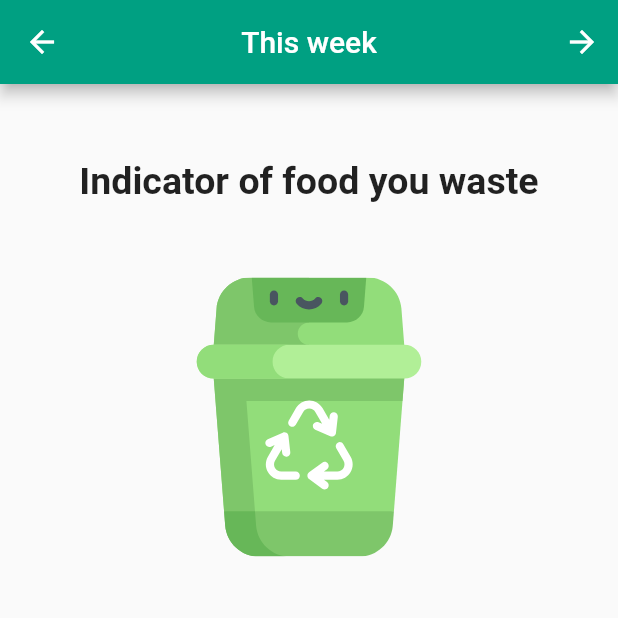
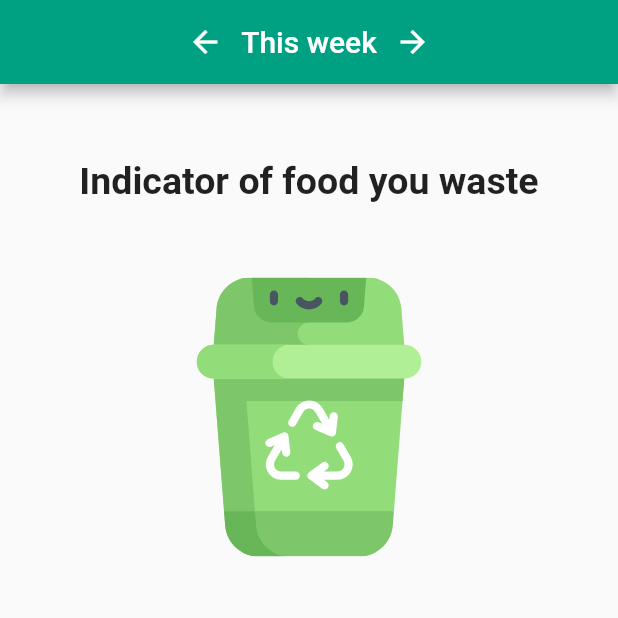
Before and after one commit to tprzerywacz/doof, a Flutter app: the screen it shows once a user with an empty profile is signed in, on a phone screen of 412 x 824 dp, the top half of it. Run offline on Flutter 3.47's test engine with Material 2 defaults, Android fonts, the phone set to English and light mode, and no system bars; our stand-ins replace charts_flutter, cloud_firestore, firebase_auth, firebase_core, fl_chart, flutter_svg and 1 more; accounts and stored records are empty.

Commit message:
Add happy trash bins and sad trash bins

```diff
--- a/lib/default_screens/this_week.dart
+++ b/lib/default_screens/this_week.dart
@@ -1,13 +1,43 @@
+import 'dart:math';
+
 import 'package:doof_app/advices.dart';
 import 'package:doof_app/styles.dart';
 import 'package:flutter/material.dart';
 import '../widgets/get_logo.dart';
 import 'package:doof_app/globals.dart' as globals;
 
-class ThisWeek extends StatelessWidget {
+class ThisWeek extends StatefulWidget {
+  const ThisWeek({super.key});
+
+  @override
+  State<ThisWeek> createState() => _ThisWeekState();
+}
+
+class _ThisWeekState extends State<ThisWeek> {
   final List<int> _indices = [];
+  final _index = ValueNotifier(2);
 
-  ThisWeek({super.key}) {
+  final _data = [
+    {
+      'logo': const GetLogo(name: 'Red'),
+      'percentage': 16,
+      'loss': 156,
+    },
+    {
+      'logo': const GetLogo(name: 'Yellow'),
+      'percentage': 14,
+      'loss': 133,
+    },
+    {
+      'logo': const GetLogo(name: 'Green'),
+      'percentage': 10,
+      'loss': 120,
+    },
+  ];
+
+  @override
+  void initState() {
+    super.initState();
     for (int i = 0; i < 3; i++) {
       int x;
       do {
@@ -19,23 +49,27 @@ class ThisWeek extends StatelessWidget {
 
   @override
   Widget build(BuildContext context) {
+    return ValueListenableBuilder(
+        valueListenable: _index,
+        builder: (context, value, _) {
           return Scaffold(
             appBar: AppBar(
-        leading: const BackButton(
-          color: Color.fromARGB(255, 255, 255, 255),
+              title: Row(
+                mainAxisAlignment: MainAxisAlignment.center,
+                children: [
+                  IconButton(
+                    icon: const Icon(Icons.arrow_back),
+                    onPressed: () => _index.value = max(_index.value - 1, 0),
+                  ),
+                  const Text("This week"),
+                  IconButton(
+                    icon: const Icon(Icons.arrow_forward),
+                    onPressed: () => _index.value = min(_index.value + 1, 2),
+                  ),
+                ],
               ),
               centerTitle: true,
-        title: const Text("This week"),
               backgroundColor: primaryColor,
-        actions: [
-          IconButton(
-            icon: const Icon(Icons.arrow_forward),
-            onPressed: () {},
-          ),
-          // NextButton(
-          //   color: Color.fromARGB(255, 255, 255, 255),
-          // )
-        ],
             ),
             body: SingleChildScrollView(
               child: Column(
@@ -51,10 +85,8 @@ class ThisWeek extends StatelessWidget {
                   InkWell(
                     customBorder: const CircleBorder(),
                     onTap: () => globals.homeNavigation.updateIndex(2),
-              child: const GetLogo(name: 'Green'),
+                    child: _data[_index.value]['logo'] as Widget,
                   ),
-            // const GetLogo(name: 'Yellow'),
-            // const GetLogo(name: 'Red'),
                   Padding(
                     padding: const EdgeInsets.symmetric(vertical: 50, horizontal: 10),
                     child: Container(
@@ -72,12 +104,12 @@ class ThisWeek extends StatelessWidget {
                               'Statistics',
                               style: TextStyle(fontSize: 20, fontWeight: FontWeight.bold),
                             ),
-                        _buildRow(context, "Lettuce", "You threw out 10% more vegetables last week"),
-                        _buildRow(context, "Money", "You lost 120 PLN"),
+                            _buildRow(context, "Lettuce",
+                                "You threw out ${_data[_index.value]['percentage']}% more vegetables last week"),
+                            _buildRow(context, "Money", "You lost ${_data[_index.value]['loss']} PLN"),
                           ],
                         ),
-                  )
-                  // child: Text('Statistics', style: textTheme.headline6)),
+                      ),
                     ),
                   ),
                   Padding(
@@ -100,7 +132,7 @@ class ThisWeek extends StatelessWidget {
                             for (final i in _indices) Advice(index: i),
                           ],
                         ),
-                  )
+                      ),
                       // child: Text('Statistics', style: textTheme.headline6)),
                     ),
                   ),
@@ -108,6 +140,7 @@ class ThisWeek extends StatelessWidget {
               ),
             ),
           );
+        });
   }
 
   Widget _buildRow(BuildContext context, String label, String value) {
```
Lines whose indentation alone changed are shown as unchanged.
